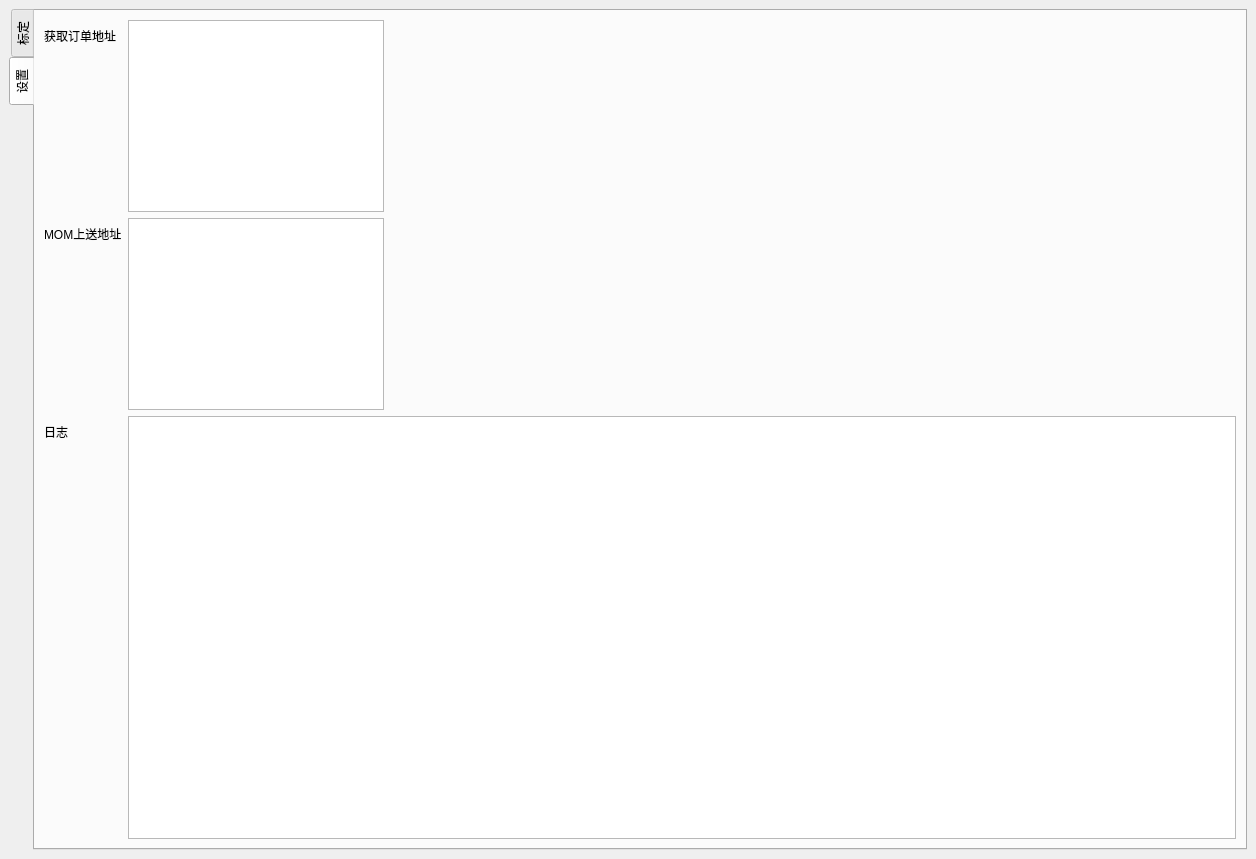
Before: the Qt Designer form ui/toolkit.ui in masami10/ts013_toolkits, drawn with Qt 5.
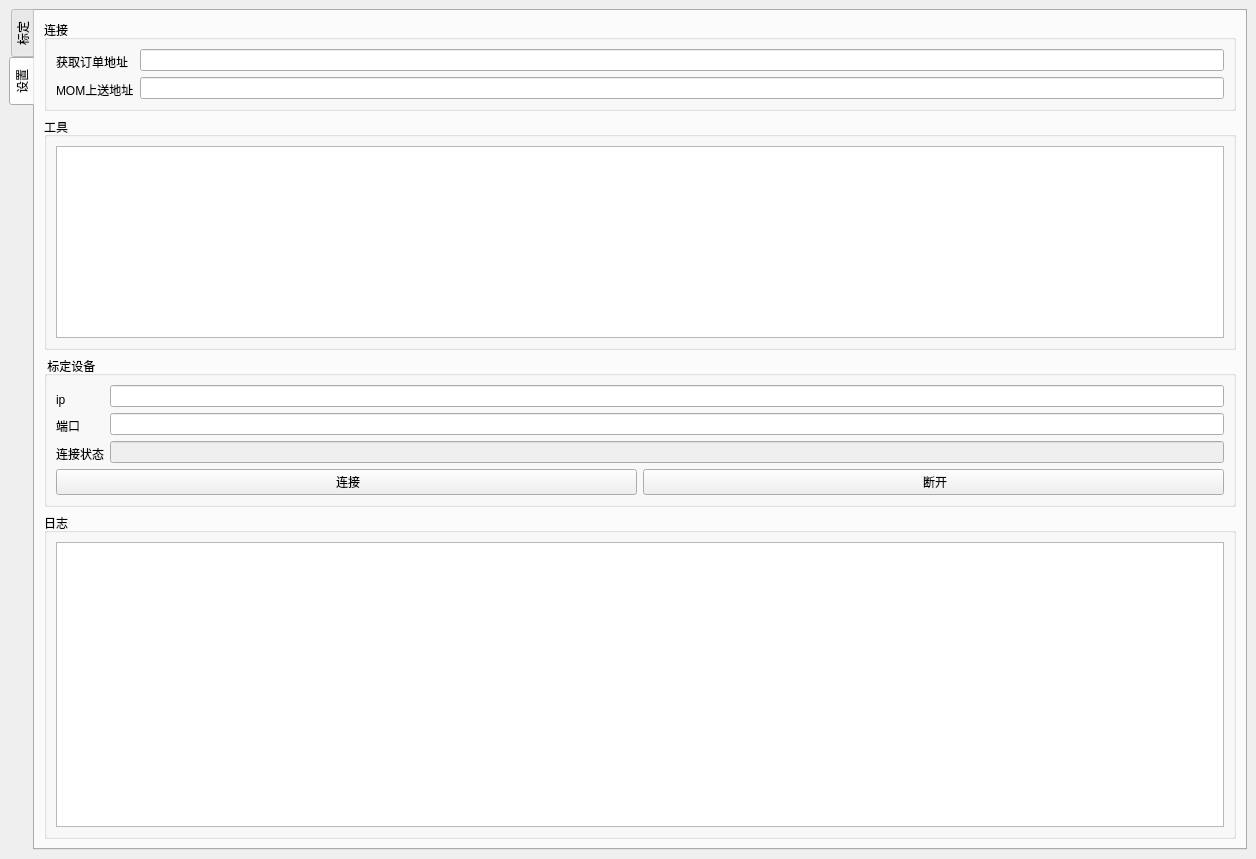
After: the same form once the commit is applied. The open tabs and pages were chosen to show the change.

Commit message: [FEAT](ui): 设置界面布局

What changed in the file:
```diff
--- a/ui/toolkit.ui
+++ b/ui/toolkit.ui
@@ -529,76 +529,152 @@
         <item>
          <layout class="QHBoxLayout" name="horizontalLayout_2">
           <item>
-           <layout class="QVBoxLayout" name="verticalLayout_2">
+           <layout class="QVBoxLayout" name="verticalLayout" stretch="0,0,0,1">
             <item>
-             <layout class="QHBoxLayout" name="horizontalLayout_5">
-              <item>
-               <layout class="QVBoxLayout" name="verticalLayout_6">
-                <item>
-                 <layout class="QFormLayout" name="formLayout">
-                  <item row="0" column="0">
-                   <widget class="QLabel" name="label">
-                    <property name="text">
-                     <string>获取订单地址</string>
-                    </property>
-                   </widget>
-                  </item>
-                  <item row="0" column="1">
-                   <widget class="QTextBrowser" name="order_url_text">
-                    <property name="sizePolicy">
-                     <sizepolicy hsizetype="Fixed" vsizetype="Fixed">
-                      <horstretch>0</horstretch>
-                      <verstretch>0</verstretch>
-                     </sizepolicy>
-                    </property>
-                   </widget>
-                  </item>
-                  <item row="1" column="0">
-                   <widget class="QLabel" name="label_2">
-                    <property name="text">
-                     <string>MOM上送地址</string>
-                    </property>
-                   </widget>
-                  </item>
-                  <item row="1" column="1">
-                   <widget class="QTextBrowser" name="upload_result_text">
-                    <property name="sizePolicy">
-                     <sizepolicy hsizetype="Fixed" vsizetype="Fixed">
-                      <horstretch>0</horstretch>
-                      <verstretch>0</verstretch>
-                     </sizepolicy>
-                    </property>
-                   </widget>
-                  </item>
-                  <item row="2" column="1">
-                   <widget class="QTextBrowser" name="textBrowser"/>
-                  </item>
-                  <item row="2" column="0">
-                   <widget class="QLabel" name="label_3">
-                    <property name="text">
-                     <string>日志</string>
-                    </property>
-                   </widget>
-                  </item>
-                 </layout>
-                </item>
-               </layout>
-              </item>
-              <item>
-               <layout class="QVBoxLayout" name="verticalLayout_4"/>
-              </item>
-             </layout>
+             <widget class="QGroupBox" name="groupBox_9">
+              <property name="title">
+               <string>连接</string>
+              </property>
+              <layout class="QVBoxLayout" name="verticalLayout_4">
+               <item>
+                <layout class="QFormLayout" name="formLayout_10">
+                 <item row="1" column="0">
+                  <widget class="QLabel" name="orderUrlLabel">
+                   <property name="text">
+                    <string>获取订单地址</string>
+                   </property>
+                   <property name="alignment">
+                    <set>Qt::AlignBottom|Qt::AlignLeading|Qt::AlignLeft</set>
+                   </property>
+                  </widget>
+                 </item>
+                 <item row="1" column="1">
+                  <widget class="QLineEdit" name="orderUrlEdit"/>
+                 </item>
+                 <item row="2" column="0">
+                  <widget class="QLabel" name="MOMUrlLabel">
+                   <property name="text">
+                    <string>MOM上送地址</string>
+                   </property>
+                   <property name="alignment">
+                    <set>Qt::AlignBottom|Qt::AlignLeading|Qt::AlignLeft</set>
+                   </property>
+                  </widget>
+                 </item>
+                 <item row="2" column="1">
+                  <widget class="QLineEdit" name="MOMUrlEdit"/>
+                 </item>
+                </layout>
+               </item>
+              </layout>
+             </widget>
             </item>
             <item>
-             <layout class="QHBoxLayout" name="horizontalLayout_4"/>
+             <widget class="QGroupBox" name="groupBox_10">
+              <property name="title">
+               <string>工具</string>
+              </property>
+              <layout class="QVBoxLayout" name="verticalLayout_6">
+               <item>
+                <widget class="QListView" name="listView">
+                 <property name="modelColumn">
+                  <number>0</number>
+                 </property>
+                </widget>
+               </item>
+              </layout>
+             </widget>
             </item>
-           </layout>
-          </item>
-          <item>
-           <layout class="QVBoxLayout" name="verticalLayout">
-            <property name="sizeConstraint">
-             <enum>QLayout::SetFixedSize</enum>
-            </property>
+            <item>
+             <widget class="QGroupBox" name="groupBox_2">
+              <property name="title">
+               <string> 标定设备</string>
+              </property>
+              <layout class="QVBoxLayout" name="verticalLayout_2" stretch="1,0">
+               <item>
+                <layout class="QFormLayout" name="formLayout_11">
+                 <item row="0" column="0">
+                  <widget class="QLabel" name="deviceIPLabel">
+                   <property name="text">
+                    <string>ip</string>
+                   </property>
+                   <property name="alignment">
+                    <set>Qt::AlignBottom|Qt::AlignLeading|Qt::AlignLeft</set>
+                   </property>
+                  </widget>
+                 </item>
+                 <item row="0" column="1">
+                  <widget class="QLineEdit" name="DeviceIPEdit"/>
+                 </item>
+                 <item row="1" column="0">
+                  <widget class="QLabel" name="DevicePortLabel">
+                   <property name="text">
+                    <string>端口</string>
+                   </property>
+                   <property name="alignment">
+                    <set>Qt::AlignBottom|Qt::AlignLeading|Qt::AlignLeft</set>
+                   </property>
+                  </widget>
+                 </item>
+                 <item row="1" column="1">
+                  <widget class="QLineEdit" name="DevicePortEdit"/>
+                 </item>
+                 <item row="2" column="0">
+                  <widget class="QLabel" name="DeviceConnStatusLabel">
+                   <property name="text">
+                    <string>连接状态</string>
+                   </property>
+                   <property name="alignment">
+                    <set>Qt::AlignBottom|Qt::AlignLeading|Qt::AlignLeft</set>
+                   </property>
+                  </widget>
+                 </item>
+                 <item row="2" column="1">
+                  <widget class="QLineEdit" name="DeviceConnStatusEdit">
+                   <property name="enabled">
+                    <bool>false</bool>
+                   </property>
+                  </widget>
+                 </item>
+                </layout>
+               </item>
+               <item>
+                <layout class="QHBoxLayout" name="horizontalLayout_4">
+                 <item>
+                  <widget class="QPushButton" name="DeviceConnectButton">
+                   <property name="text">
+                    <string> 连接</string>
+                   </property>
+                  </widget>
+                 </item>
+                 <item>
+                  <widget class="QPushButton" name="DeviceDisconnectButton">
+                   <property name="text">
+                    <string> 断开</string>
+                   </property>
+                  </widget>
+                 </item>
+                </layout>
+               </item>
+              </layout>
+             </widget>
+            </item>
+            <item>
+             <widget class="QGroupBox" name="groupBox_8">
+              <property name="title">
+               <string>日志</string>
+              </property>
+              <layout class="QVBoxLayout" name="verticalLayout_3">
+               <item>
+                <widget class="QTextBrowser" name="textBrowser">
+                 <property name="enabled">
+                  <bool>true</bool>
+                 </property>
+                </widget>
+               </item>
+              </layout>
+             </widget>
+            </item>
            </layout>
           </item>
          </layout>
```
The commit also changes 2 other files.
